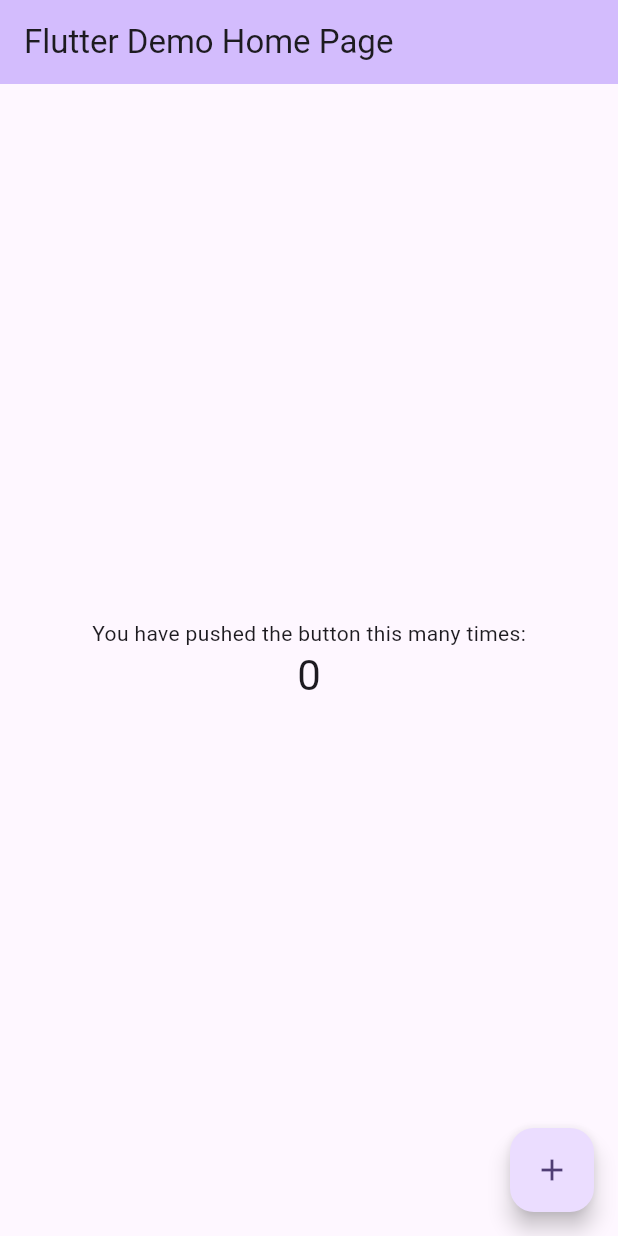
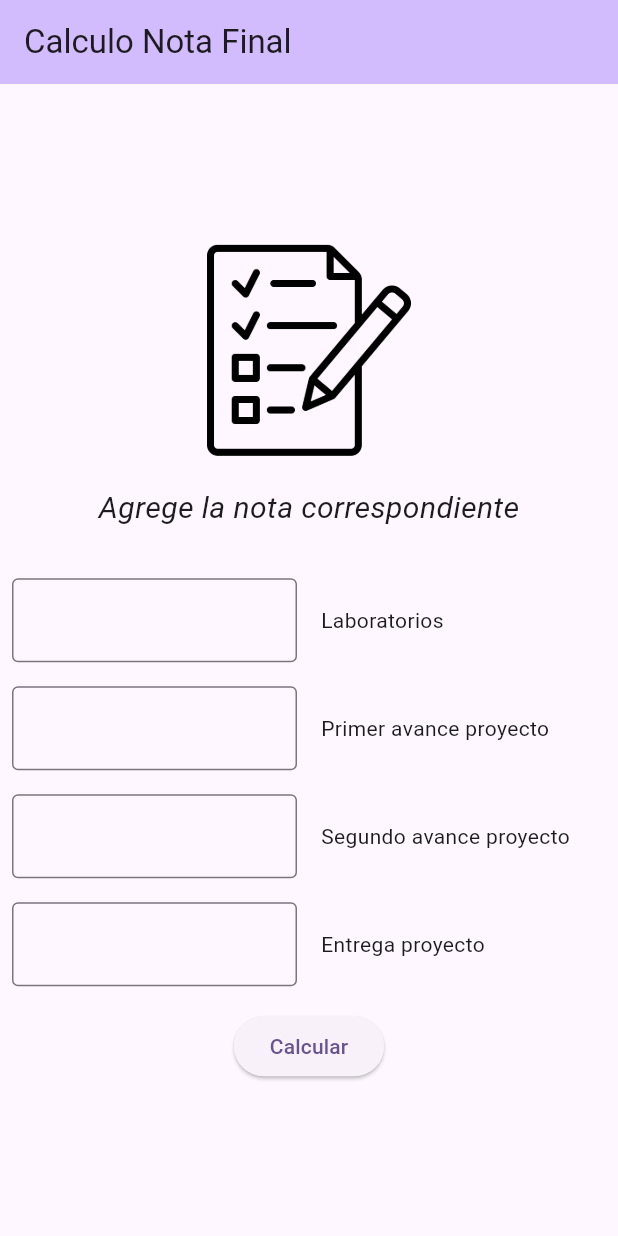
Before and after one commit to edissonchamorroc/LaboratoriosDispositivos, a Flutter app: the screen it shows after launch, on a phone screen of 412 x 824 dp. Run offline on Flutter 3.47's test engine with Material 3 defaults, Android fonts, the light colour scheme and no system bars.

Commit message:
Se construy pagina para calculo de nota final

```diff
--- a/Laboratorio1/calculo_nota/lib/main.dart
+++ b/Laboratorio1/calculo_nota/lib/main.dart
@@ -1,3 +1,4 @@
+import 'package:calculo_nota/pages/calculo.dart';
 import 'package:flutter/material.dart';
 
 void main() {
@@ -11,115 +12,12 @@
   @override
   Widget build(BuildContext context) {
     return MaterialApp(
-      title: 'Flutter Demo',
+      title: 'Calculo Notas',
       theme: ThemeData(
-        // This is the theme of your application.
-        //
-        // TRY THIS: Try running your application with "flutter run". You'll see
-        // the application has a purple toolbar. Then, without quitting the app,
-        // try changing the seedColor in the colorScheme below to Colors.green
-        // and then invoke "hot reload" (save your changes or press the "hot
-        // reload" button in a Flutter-supported IDE, or press "r" if you used
-        // the command line to start the app).
-        //
-        // Notice that the counter didn't reset back to zero; the application
-        // state is not lost during the reload. To reset the state, use hot
-        // restart instead.
-        //
-        // This works for code too, not just values: Most code changes can be
-        // tested with just a hot reload.
         colorScheme: ColorScheme.fromSeed(seedColor: Colors.deepPurple),
         useMaterial3: true,
       ),
-      home: const MyHomePage(title: 'Flutter Demo Home Page'),
+      home: const Calculo(),
     );
   }
 }
-
-class MyHomePage extends StatefulWidget {
-  const MyHomePage({super.key, required this.title});
-
-  // This widget is the home page of your application. It is stateful, meaning
-  // that it has a State object (defined below) that contains fields that affect
-  // how it looks.
-
-  // This class is the configuration for the state. It holds the values (in this
-  // case the title) provided by the parent (in this case the App widget) and
-  // used by the build method of the State. Fields in a Widget subclass are
-  // always marked "final".
-
-  final String title;
-
-  @override
-  State<MyHomePage> createState() => _MyHomePageState();
-}
-
-class _MyHomePageState extends State<MyHomePage> {
-  int _counter = 0;
-
-  void _incrementCounter() {
-    setState(() {
-      // This call to setState tells the Flutter framework that something has
-      // changed in this State, which causes it to rerun the build method below
-      // so that the display can reflect the updated values. If we changed
-      // _counter without calling setState(), then the build method would not be
-      // called again, and so nothing would appear to happen.
-      _counter++;
-    });
-  }
-
-  @override
-  Widget build(BuildContext context) {
-    // This method is rerun every time setState is called, for instance as done
-    // by the _incrementCounter method above.
-    //
-    // The Flutter framework has been optimized to make rerunning build methods
-    // fast, so that you can just rebuild anything that needs updating rather
-    // than having to individually change instances of widgets.
-    return Scaffold(
-      appBar: AppBar(
-        // TRY THIS: Try changing the color here to a specific color (to
-        // Colors.amber, perhaps?) and trigger a hot reload to see the AppBar
-        // change color while the other colors stay the same.
-        backgroundColor: Theme.of(context).colorScheme.inversePrimary,
-        // Here we take the value from the MyHomePage object that was created by
-        // the App.build method, and use it to set our appbar title.
-        title: Text(widget.title),
-      ),
-      body: Center(
-        // Center is a layout widget. It takes a single child and positions it
-        // in the middle of the parent.
-        child: Column(
-          // Column is also a layout widget. It takes a list of children and
-          // arranges them vertically. By default, it sizes itself to fit its
-          // children horizontally, and tries to be as tall as its parent.
-          //
-          // Column has various properties to control how it sizes itself and
-          // how it positions its children. Here we use mainAxisAlignment to
-          // center the children vertically; the main axis here is the vertical
-          // axis because Columns are vertical (the cross axis would be
-          // horizontal).
-          //
-          // TRY THIS: Invoke "debug painting" (choose the "Toggle Debug Paint"
-          // action in the IDE, or press "p" in the console), to see the
-          // wireframe for each widget.
-          mainAxisAlignment: MainAxisAlignment.center,
-          children: <Widget>[
-            const Text(
-              'You have pushed the button this many times:',
-            ),
-            Text(
-              '$_counter',
-              style: Theme.of(context).textTheme.headlineMedium,
-            ),
-          ],
-        ),
-      ),
-      floatingActionButton: FloatingActionButton(
-        onPressed: _incrementCounter,
-        tooltip: 'Increment',
-        child: const Icon(Icons.add),
-      ), // This trailing comma makes auto-formatting nicer for build methods.
-    );
-  }
-}
--- /dev/null
+++ b/Laboratorio1/calculo_nota/lib/pages/calculo.dart
@@ -0,0 +1,226 @@
+import 'package:flutter/material.dart';
+
+class Calculo extends StatefulWidget {
+  const Calculo({super.key});
+
+  @override
+  State<Calculo> createState() => _CalculoState();
+}
+
+class _CalculoState extends State<Calculo> {
+  final _notaLaboratorios = TextEditingController();
+  final _primerAvanceProyecto = TextEditingController();
+  final _segundoAvanceProyecto = TextEditingController();
+  final _proyectoFinal = TextEditingController();
+  var _noCalculado = true;
+  double? suma;
+  String? _nota;
+  void _validarCamposVacios() {
+    if (_notaLaboratorios.text.isEmpty) {
+      _notaLaboratorios.text = '0';
+    }
+    if (_primerAvanceProyecto.text.isEmpty) {
+      _notaLaboratorios.text = '0';
+    }
+    if (_segundoAvanceProyecto.text.isEmpty) {
+      _notaLaboratorios.text = '0';
+    }
+    if (_proyectoFinal.text.isEmpty) {
+      _notaLaboratorios.text = '0';
+    }
+  }
+
+  void _cambiarVisibilidad() {
+    _noCalculado = !_noCalculado;
+  }
+
+  void _calculoNotaFinal() {
+    setState(() {
+      _validarCamposVacios();
+      var nota1 = double.parse(_notaLaboratorios.text);
+      var nota2 = double.parse(_primerAvanceProyecto.text);
+      var nota3 = double.parse(_segundoAvanceProyecto.text);
+      var nota4 = double.parse(_proyectoFinal.text);
+      suma = nota1 * 0.6 + nota2 * 0.1 + nota3 * 0.08 + nota4 * 0.22;
+      _nota = suma?.toStringAsFixed(2);
+      _cambiarVisibilidad();
+    });
+  }
+
+  void _regresar() {
+    setState(() {
+      _notaLaboratorios.text = "";
+      _primerAvanceProyecto.text = "";
+      _segundoAvanceProyecto.text = "";
+      _proyectoFinal.text = "";
+      _cambiarVisibilidad();
+    });
+  }
+
+  @override
+  Widget build(BuildContext context) {
+    return Scaffold(
+      appBar: AppBar(
+        title: const Text("Calculo Nota Final"),
+        backgroundColor: Theme.of(context).colorScheme.inversePrimary,
+      ),
+      body: Padding(
+        padding: const EdgeInsets.all(8.0),
+        child: Center(
+          child: SingleChildScrollView(
+            child: Column(
+              mainAxisAlignment: MainAxisAlignment.center,
+              children: [
+                const Image(
+                  image: AssetImage('assets/images/notas.png'),
+                  width: 150,
+                  height: 150,
+                ),
+                const SizedBox(
+                  height: 16.0,
+                ),
+                Visibility(
+                  visible: _noCalculado,
+                    child: const Text(
+                  "Agrege la nota correspondiente",
+                  style: TextStyle(fontSize: 20, fontStyle: FontStyle.italic),
+                )),
+                Column(
+                  children: [
+                    Visibility(
+                        visible: !_noCalculado,
+                        child: Text(
+                          'La nota es $_nota',
+                          style: const TextStyle(
+                              fontSize: 25, fontStyle: FontStyle.italic),
+                        )),
+                    const SizedBox(
+                      height: 16.0,
+                    ),
+                    Visibility(
+                        visible: !_noCalculado,
+                        child: ElevatedButton(
+                            onPressed: () {
+                              _regresar();
+                            },
+                            child: const Text("Regresar")))
+                  ],
+                ),
+                const SizedBox(
+                  height: 16.0,
+                ),
+                Row(
+                  children: [
+                    Expanded(
+                        child: Visibility(
+                            visible: _noCalculado,
+                            child: TextFormField(
+                              controller: _notaLaboratorios,
+                              decoration: const InputDecoration(
+                                border: OutlineInputBorder(),
+                              ),
+                              keyboardType: TextInputType.number,
+                            ))),
+                    const SizedBox(
+                      width: 16.0,
+                    ),
+                    Expanded(
+                        child: Visibility(
+                            visible: _noCalculado,
+                            child: const Text("Laboratorios")))
+                  ],
+                ),
+                const SizedBox(
+                  height: 16.0,
+                ),
+                Row(
+                  children: [
+                    Expanded(
+                        child: Visibility(
+                            visible: _noCalculado,
+                            child: TextFormField(
+                              controller: _primerAvanceProyecto,
+                              decoration: const InputDecoration(
+                                border: OutlineInputBorder(),
+                              ),
+                              keyboardType: TextInputType.number,
+                              onChanged: (value) {
+                                setState(() {});
+                              },
+                            ))),
+                    const SizedBox(
+                      width: 16.0,
+                    ),
+                    Expanded(
+                        child: Visibility(
+                            visible: _noCalculado,
+                            child: const Text("Primer avance proyecto")))
+                  ],
+                ),
+                const SizedBox(
+                  height: 16.0,
+                ),
+                Row(
+                  children: [
+                    Expanded(
+                        child: Visibility(
+                            visible: _noCalculado,
+                            child: TextFormField(
+                              controller: _segundoAvanceProyecto,
+                              decoration: const InputDecoration(
+                                border: OutlineInputBorder(),
+                              ),
+                              keyboardType: TextInputType.number,
+                            ))),
+                    const SizedBox(
+                      width: 16.0,
+                    ),
+                    Expanded(
+                        child: Visibility(
+                            visible: _noCalculado,
+                            child: const Text("Segundo avance proyecto")))
+                  ],
+                ),
+                const SizedBox(
+                  height: 16.0,
+                ),
+                Row(
+                  children: [
+                    Expanded(
+                        child: Visibility(
+                            visible: _noCalculado,
+                            child: TextFormField(
+                              controller: _proyectoFinal,
+                              decoration: const InputDecoration(
+                                border: OutlineInputBorder(),
+                              ),
+                              keyboardType: TextInputType.number,
+                            ))),
+                    const SizedBox(
+                      width: 16.0,
+                    ),
+                    Expanded(
+                        child: Visibility(
+                            visible: _noCalculado,
+                            child: const Text("Entrega proyecto")))
+                  ],
+                ),
+                const SizedBox(
+                  height: 16.0,
+                ),
+                Visibility(
+                    visible: _noCalculado,
+                    child: ElevatedButton(
+                      onPressed: () => {
+                        _calculoNotaFinal(),
+                      },
+                      child: const Text('Calcular'),
+                    )),
+              ],
+            ),
+          ),
+        ),
+      ),
+    );
+  }
+}
--- a/Laboratorio1/calculo_nota/pubspec.yaml
+++ b/Laboratorio1/calculo_nota/pubspec.yaml
@@ -58,6 +58,9 @@ flutter:
   # the material Icons class.
   uses-material-design: true
 
+  assets:
+    - assets/images/
+
   # To add assets to your application, add an assets section, like this:
   # assets:
   #   - images/a_dot_burr.jpeg
```
Also changed, not shown: Laboratorio1/calculo_nota/assets/images/notas.png (added).
